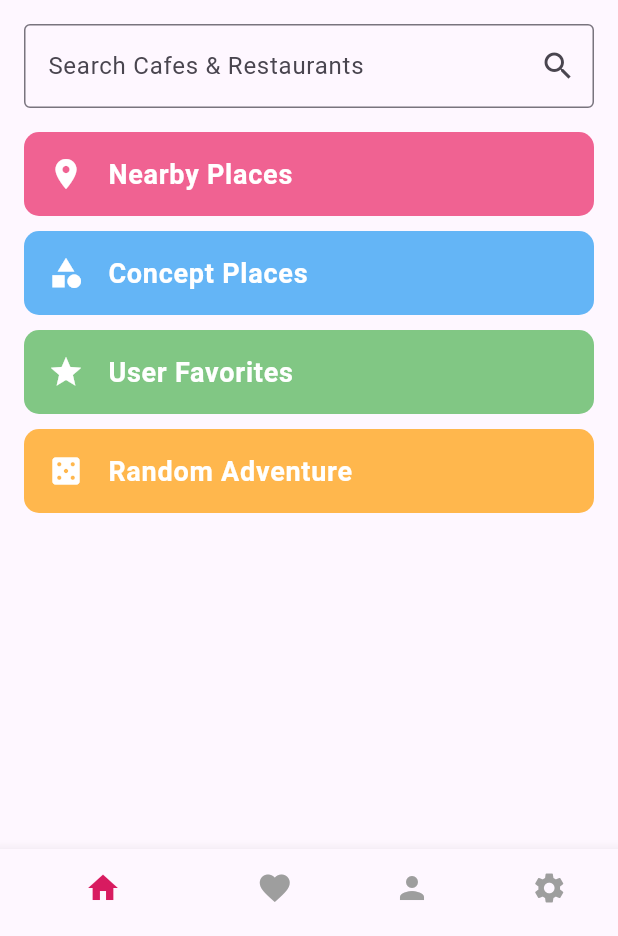
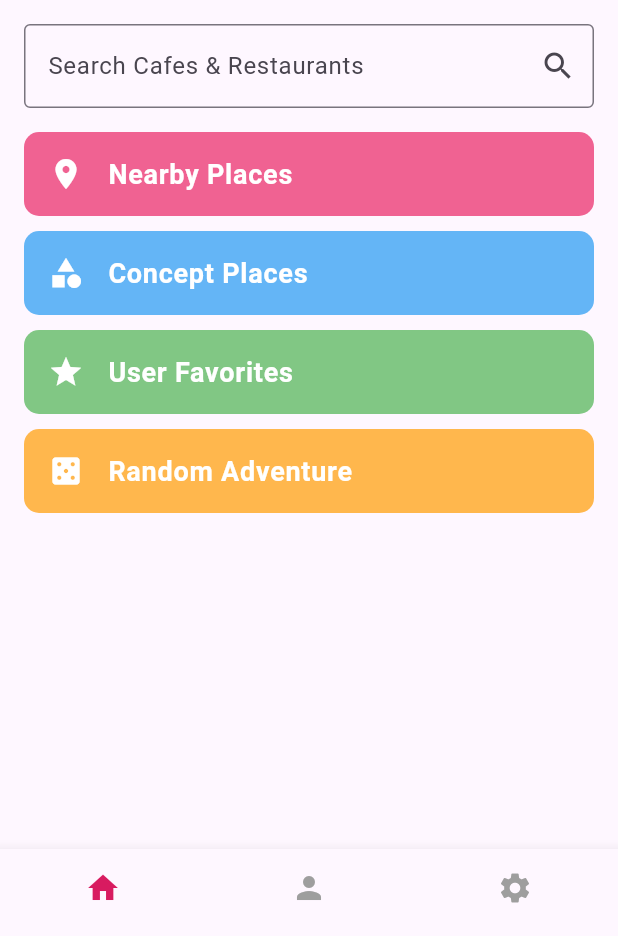
Before and after one commit to birgulbas/nom_nom_guide, a Flutter app: the screen it shows after launch, on a phone screen of 412 x 824 dp, the part 300-1236 px from its top. Run offline on Flutter 3.47's test engine with Material 3 defaults, Android fonts, the phone set to English and light mode, and no system bars; our stand-ins replace flutter_map, geolocator, latlong2, shared_preferences.

Commit message:
Update home_screen.dart

```diff
--- a/lib/screens/home_screen.dart
+++ b/lib/screens/home_screen.dart
@@ -48,7 +48,6 @@ class _HomeScreenState extends State<HomeScreen> {
         unselectedItemColor: Colors.grey,
         items: [
           BottomNavigationBarItem(icon: Icon(Icons.home), label: 'HomePage'),
-          BottomNavigationBarItem(icon: Icon(Icons.favorite), label: 'Favorites'),
           BottomNavigationBarItem(icon: Icon(Icons.person), label: 'Profile'),
           BottomNavigationBarItem(icon: Icon(Icons.settings), label: 'Settings'),
         ],
```
